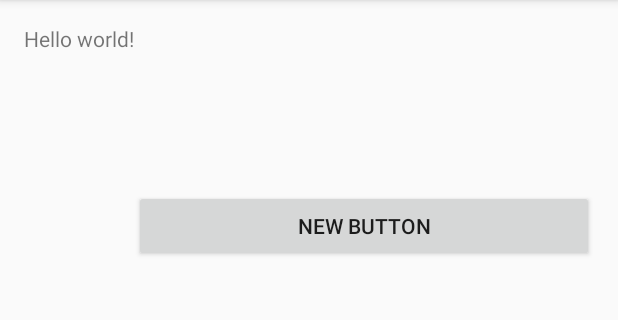
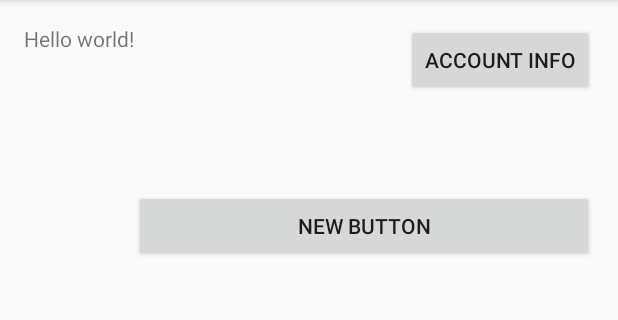
Before and after one commit to sickan90/EDA397-Group-3-2015, an Android app: the screen it shows after launch (MainActivity), on a phone screen of 412 x 824 dp, the part 84-404 px from its top. Run offline under Robolectric (Android 15) with nearby library versions, the phone set to English and light mode, and no system bars; our stand-ins replace Volley.

Commit message:
Added a new class for account details

```diff
--- a/app/src/main/java/com/github/sickan90/eda397ppapp/MainActivity.java
+++ b/app/src/main/java/com/github/sickan90/eda397ppapp/MainActivity.java
@@ -1,5 +1,6 @@
 package com.github.sickan90.eda397ppapp;
 
+import android.app.DialogFragment;
 import android.content.DialogInterface;
 import android.os.Bundle;
 import android.support.v7.app.ActionBarActivity;
@@ -37,6 +38,19 @@ public class MainActivity extends ActionBarActivity {
         setContentView(R.layout.activity_main);
 
         final Button btnTestLogin = (Button) findViewById(R.id.testLoginButton);
+        final Button accountDetails = (Button) findViewById(R.id.accountDetails);
+
+        View.OnClickListener accountListener = new View.OnClickListener(){
+            @Override
+            public void onClick(View v) {
+                DialogFragment trackerKeyDialog = new TrackerKeyDialog();
+                trackerKeyDialog.show(getSupportFragmentManager(), "account_details");
+            }
+
+        };
+
+
+
 
         View.OnClickListener clickListener = new View.OnClickListener() {
             @Override
@@ -46,6 +60,7 @@ public class MainActivity extends ActionBarActivity {
         };
 
         btnTestLogin.setOnClickListener(clickListener);
+
 
         RemoteRequester.getInstance().initialize(getCacheDir());
     }
--- a/app/src/main/res/layout/activity_main.xml
+++ b/app/src/main/res/layout/activity_main.xml
@@ -21,4 +21,13 @@
         android:layout_toRightOf="@+id/textView"
         android:layout_toEndOf="@+id/textView" />
 
+    <Button
+        android:layout_width="wrap_content"
+        android:layout_height="wrap_content"
+        android:text="Account info"
+        android:id="@+id/accountDetails"
+        android:layout_alignParentTop="true"
+        android:layout_alignRight="@+id/testLoginButton"
+        android:layout_alignEnd="@+id/testLoginButton" />
+
 </RelativeLayout>
--- a/app/src/main/res/values/strings.xml
+++ b/app/src/main/res/values/strings.xml
@@ -3,4 +3,5 @@
 
     <string name="hello_world">Hello world!</string>
     <string name="action_settings">Settings</string>
+    <string name="tracker_key">Enter Pivotal Tracker key</string>
 </resources>
```
Also changed, not shown: app/src/main/java/com/github/sickan90/eda397ppapp/TrackerKeyDialog.java (added, +29 -0 lines), app/src/main/res/layout/tracker_key_dialog_layout.xml (added, +32 -0 lines), 1 other file.
